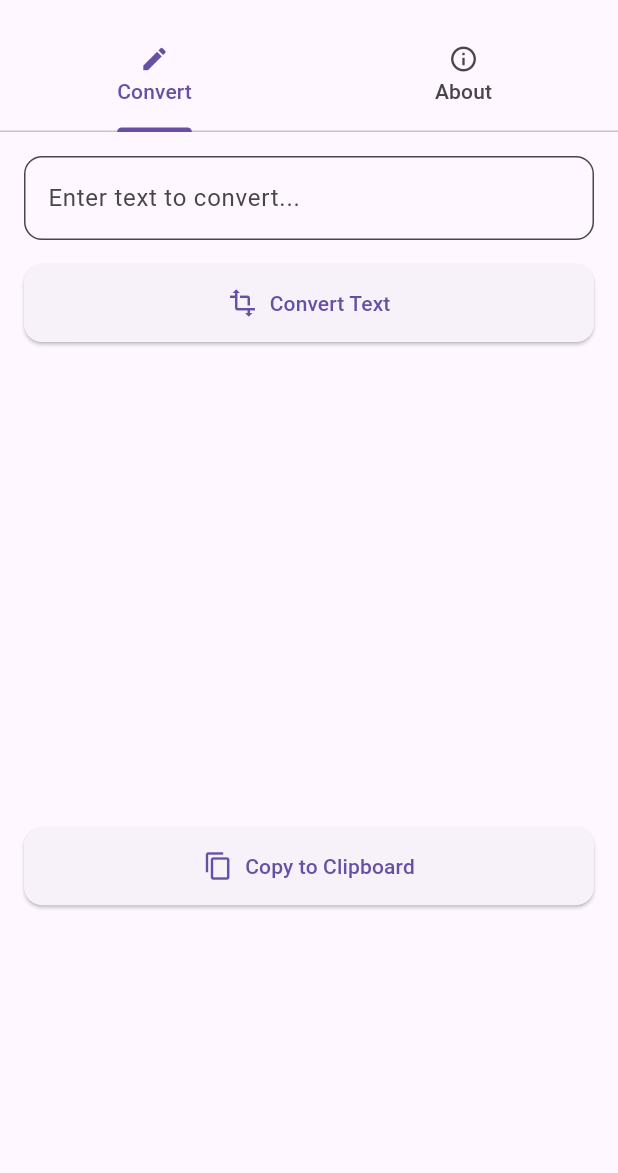
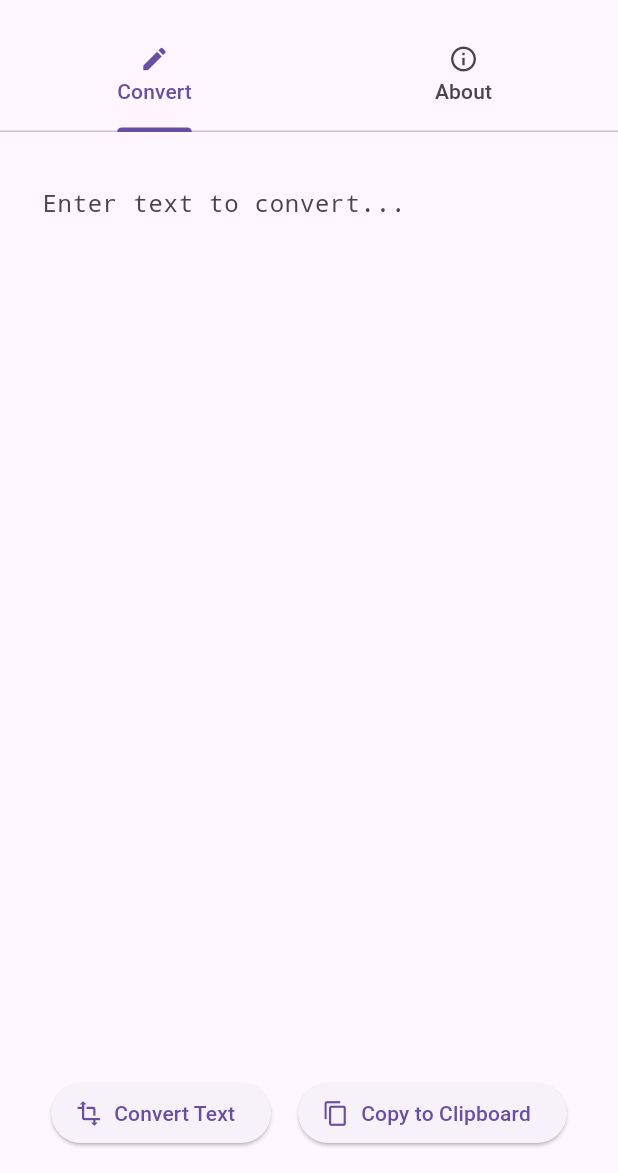
Before and after one commit to qianzhu233/aegisub_ruby_helper, a Flutter app: the screen it shows after launch, on a phone screen of 412 x 824 dp, the part 63-1236 px from its top. Run offline on Flutter 3.47's test engine with Material 3 defaults, Android fonts, the light colour scheme and no system bars.

Commit message:
自适应

```diff
--- a/lib/main.dart
+++ b/lib/main.dart
@@ -60,6 +60,50 @@ class MyHomePage extends StatefulWidget {
 class _MyHomePageState extends State<MyHomePage> {
   final TextEditingController _controller = TextEditingController();
   String _convertedText = '';
+
+  Widget _buildInputField(BuildContext context) {
+    return Container(
+      padding: const EdgeInsets.all(12),
+      decoration: BoxDecoration(
+        color: Theme.of(context).cardColor,
+        borderRadius: BorderRadius.circular(12),
+      ),
+      child: Scrollbar(
+        thumbVisibility: true,
+        child: TextField(
+          controller: _controller,
+          maxLines: null,
+          expands: true,
+          scrollPhysics: const BouncingScrollPhysics(),
+          decoration: const InputDecoration(
+            hintText: 'Enter text to convert...',
+            border: InputBorder.none,
+          ),
+          style: const TextStyle(fontFamily: 'monospace', fontSize: 16),
+        ),
+      ),
+    );
+  }
+
+  Widget _buildOutputField(BuildContext context) {
+    return Container(
+      padding: const EdgeInsets.all(12),
+      decoration: BoxDecoration(
+        color: Theme.of(context).cardColor,
+        borderRadius: BorderRadius.circular(12),
+      ),
+      child: SingleChildScrollView(
+        child: SelectableText(
+          _convertedText,
+          style: const TextStyle(
+            fontFamily: 'monospace',
+            fontSize: 16,
+          ),
+        ),
+      ),
+    );
+  }
+
 
   String convertToK1Format(String text) {
     List<String> lines = text.split('\n');
@@ -194,72 +238,60 @@ String _processLineForK1(String line) {
         children: [
           Padding(
             padding: const EdgeInsets.all(16.0),
-            child: Column(
-              crossAxisAlignment: CrossAxisAlignment.stretch,
-              children: <Widget>[
+            child: LayoutBuilder(
+              builder: (context, constraints) {
+                bool isMobile = constraints.maxWidth < 600;
+
+                return Column(
+                  children: [
+                    // 输入框和输出框的布局，根据屏幕宽度动态调整
+                    Expanded(
+                      child: isMobile
+                          ? Column(
+                              children: [
                                 // 输入框部分
                                 Flexible(
-                  flex: 3,
-                  child: TextField(
-                    controller: _controller,
-                    maxLines: null,
-                    decoration: InputDecoration(
-                      hintText: 'Enter text to convert...',
-                      border: OutlineInputBorder(
-                        borderRadius: BorderRadius.circular(12),
+                                  flex: 1,
+                                  child: _buildInputField(context),
                                 ),
-                      filled: true,
-                      fillColor: Theme.of(context).cardColor,
+                                const SizedBox(width: 16),
+                                // 输出框部分
+                                Flexible(
+                                  flex: 1,
+                                  child: _buildOutputField(context),
                                 ),
+                              ],
+                            )
+                          : Row(
+                              children: [
+                                // 左侧输入框
+                                Expanded(child: _buildInputField(context)),
+                                const SizedBox(width: 16),
+                                // 右侧输出框
+                                Expanded(child: _buildOutputField(context)),
+                              ],
                             ),
                     ),
                     const SizedBox(height: 16),
-                // 转换按钮
+                    // 按钮区域
+                    Row(
+                      mainAxisAlignment: MainAxisAlignment.spaceEvenly,
+                      children: [
                         ElevatedButton.icon(
                           onPressed: _convertText,
-                  icon: const Icon(Icons.transform, size: 20),
+                          icon: const Icon(Icons.transform),
                           label: const Text('Convert Text'),
-                  style: ElevatedButton.styleFrom(
-                    padding: const EdgeInsets.symmetric(vertical: 16),
-                    shape: RoundedRectangleBorder(
-                      borderRadius: BorderRadius.circular(12),
                         ),
-                  ),
-                ),
-                const SizedBox(height: 16),
-                // 输出框部分
-                Expanded(
-                  flex: 4,
-                  child: SingleChildScrollView(
-                    child: Container(
-                      padding: const EdgeInsets.all(12),
-                      decoration: BoxDecoration(
-                        color: Theme.of(context).cardColor,
-                        borderRadius: BorderRadius.circular(12),
-                      ),
-                      child: Text(
-                        _convertedText,
-                        style: const TextStyle(fontFamily: 'monospace', fontSize: 16),
-                      ),
-                    ),
-                  ),
-                ),
-                // 复制按钮
-                Padding(
-                  padding: const EdgeInsets.only(top: 16.0),
-                  child: ElevatedButton.icon(
+                        ElevatedButton.icon(
                           onPressed: _copyToClipboard,
-                    icon: const Icon(Icons.copy, size: 20),
+                          icon: const Icon(Icons.copy),
                           label: const Text('Copy to Clipboard'),
-                    style: ElevatedButton.styleFrom(
-                      padding: const EdgeInsets.symmetric(vertical: 16),
-                      shape: RoundedRectangleBorder(
-                        borderRadius: BorderRadius.circular(12),
-                      ),
-                    ),
-                  ),
                         ),
                       ],
+                    ),
+                  ],
+                );
+              },
             ),
           ),
           // 关于页面
@@ -292,6 +324,7 @@ String _processLineForK1(String line) {
           ),
         ],
       ),
+
     );
   }
 }
```
Lines whose indentation alone changed are shown as unchanged.
